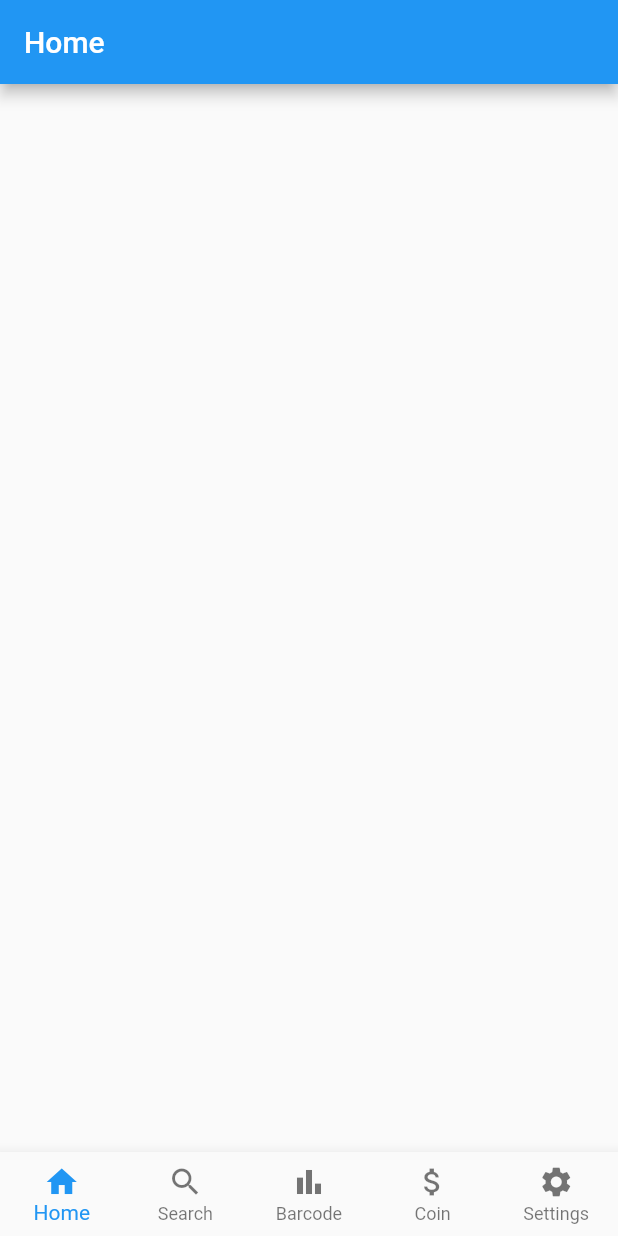
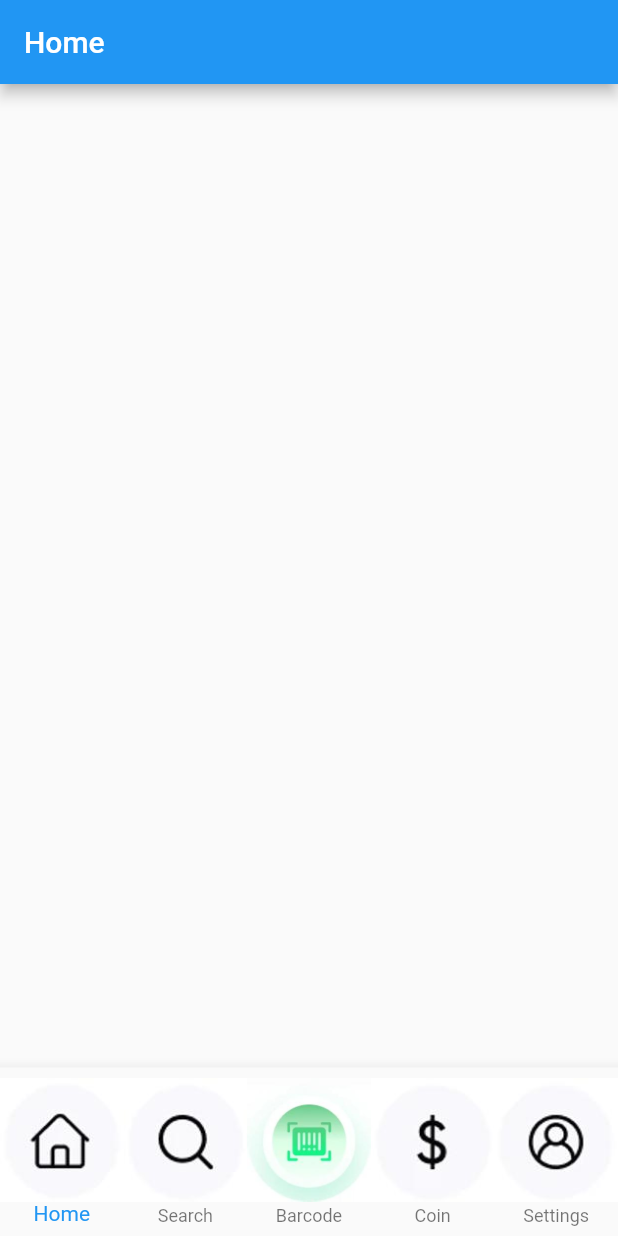
Before and after one commit to figoliu239/fyp_app, a Flutter app: the screen it shows after launch, on a phone screen of 412 x 824 dp. Run offline on Flutter 3.47's test engine with Material 2 defaults, Android fonts, the phone set to English and light mode, and no system bars.

Commit message:
update icons for bottomnavigationbar(size is not modified)

```diff
--- a/lib/main.dart
+++ b/lib/main.dart
@@ -40,25 +40,25 @@ class _BottomNavigationControllerState extends State<BottomNavigationController>
         body: pages[_currentIndex],
         bottomNavigationBar: BottomNavigationBar(
           type: BottomNavigationBarType.fixed,
-          items: const <BottomNavigationBarItem>[
+          items: <BottomNavigationBarItem>[
             BottomNavigationBarItem(
-              icon: Icon(Icons.home),
+              icon: Image.asset('assets/homeicon.jpg'),
               label: 'Home',
             ),
             BottomNavigationBarItem(
-              icon: Icon(Icons.search),
+              icon: Image.asset('assets/searchicon.jpg'),
               label: 'Search',
             ),
             BottomNavigationBarItem(
-              icon: Icon(Icons.bar_chart),// just temporary use
+              icon: Image.asset('assets/barcodeicon.jpg'),// just temporary use
               label:'Barcode',
             ),
             BottomNavigationBarItem(
-              icon: Icon(Icons.attach_money),
+              icon: Image.asset('assets/moneyicon.jpg'),
               label:'Coin',
             ),
             BottomNavigationBarItem(
-              icon: Icon(Icons.settings),
+              icon: Image.asset('assets/settingicon.jpg'),
               label:'Settings',
             ),
           ],
--- a/pubspec.yaml
+++ b/pubspec.yaml
@@ -45,8 +45,8 @@ flutter:
   uses-material-design: true
 
   # To add assets to your application, add an assets section, like this:
-  # assets:
-  #   - images/a_dot_burr.jpeg
+  assets:
+    - assets/
   #   - images/a_dot_ham.jpeg
 
   # An image asset can refer to one or more resolution-specific "variants", see
```
Also changed, not shown: assets/barcodeicon.jpg (added), assets/homeicon.jpg (added), assets/moneyicon.jpg (added), assets/searchicon.jpg (added), assets/settingicon.jpg (added).
